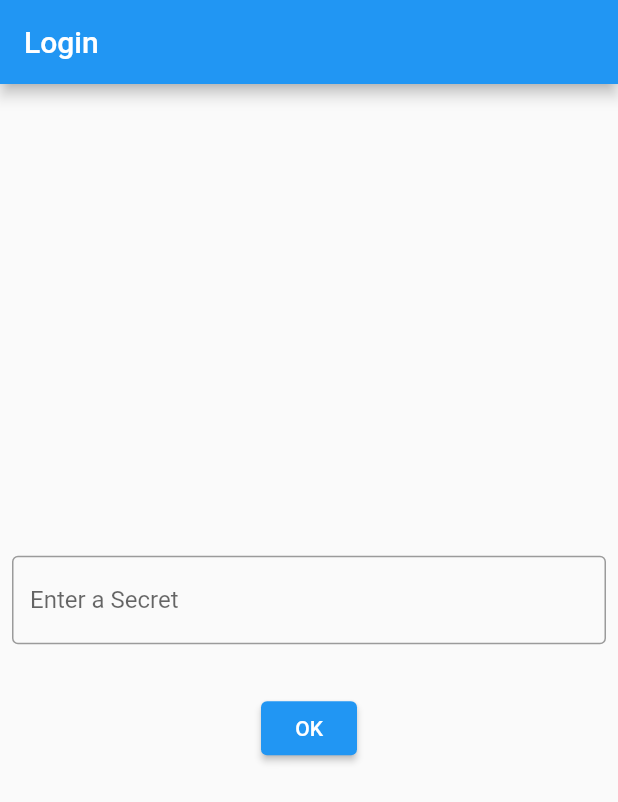
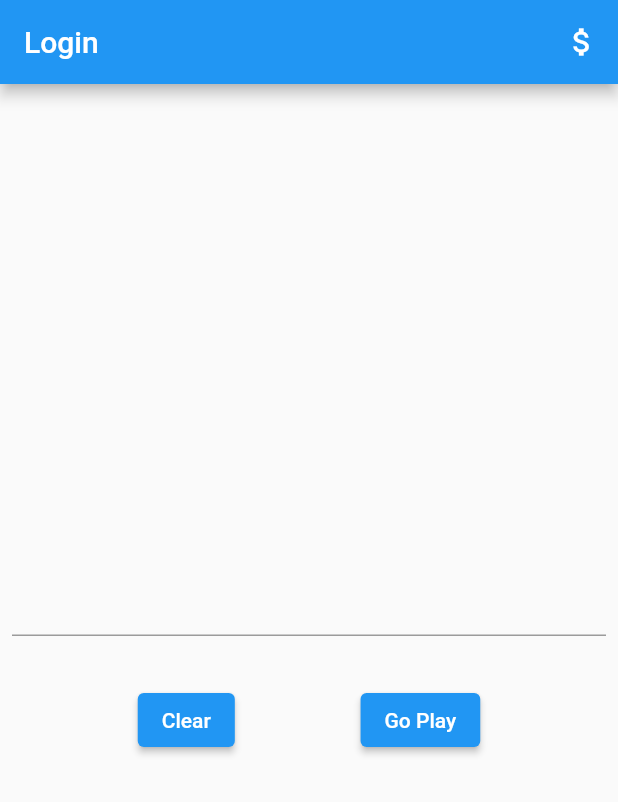
Before and after one commit to lostsquirrel/ai-g, a Flutter app: the screen it shows after launch, after a tap on "OK", on a phone screen of 412 x 824 dp. Shown: the top 802 px of the screen. Run offline on Flutter 3.47's test engine with Material 2 defaults, Android fonts, the phone set to English and light mode, and no system bars; our stand-ins replace cached_network_image, flutter_secure_storage.

Commit message:
add logo and split pages

```diff
--- a/lib/config.dart
+++ b/lib/config.dart
@@ -1,9 +1,11 @@
 import 'package:flutter_secure_storage/flutter_secure_storage.dart';
 
-const serverBase = "http://192.168.9.137:8888";
+// const serverBase = "http://192.168.9.137:8888";
+const serverBase = "https://g.shangao.tech:6443";
 const storage = FlutterSecureStorage();
 
 const tokenKey = 'token';
 Future<String?> getToken() => storage.read(key: tokenKey);
 Future<void> saveToken(String token) =>
     storage.write(key: tokenKey, value: token);
+Future<void> clearToken() => storage.delete(key: tokenKey);
--- a/lib/login.dart
+++ b/lib/login.dart
@@ -1,6 +1,7 @@
 import 'package:aig/config.dart';
 import 'package:flutter/material.dart';
 
+import 'donate.dart';
 import 'generator.dart';
 
 class Login extends StatefulWidget {
@@ -13,30 +14,82 @@ class Login extends StatefulWidget {
 
 class _LoginState extends State<Login> {
   bool isLoggedIn = false;
+  String _token = '';
 
   @override
   Widget build(BuildContext context) {
     TextEditingController controller = TextEditingController();
 
+    return Scaffold(
+        appBar: AppBar(
+          title: const Text("Login"),
+          actions: [
+            IconButton(
+                icon: const Icon(Icons.attach_money),
+                onPressed: () =>
+                    Navigator.of(context).pushNamed(Donate.routeName))
+          ],
+        ),
+        body: _build(controller));
+  }
+
+  void checkToken() {
     getToken().then((token) {
       if (token != null) {
         setState(() {
           isLoggedIn = true;
+          _token = token;
         });
       }
     });
-
-    return isLoggedIn
-        ? const Generator()
-        : Scaffold(
-            appBar: AppBar(
-              title: const Text("Login"),
-            ),
-            body: _build(controller));
   }
 
   Widget _build(TextEditingController controller) {
-    var children = <Widget>[
+    var children = <Widget>[];
+    controller.text = _token;
+    if (isLoggedIn) {
+      children = <Widget>[
+        Padding(
+          padding: const EdgeInsets.symmetric(horizontal: 8, vertical: 16),
+          child: TextField(
+            // decoration: const InputDecoration(
+            //   // border: OutlineInputBorder(color: Colors.grey),
+            //   hintText: '',
+            // ),
+            controller: controller,
+            readOnly: true,
+          ),
+        ),
+        Padding(
+          padding: const EdgeInsets.symmetric(horizontal: 8, vertical: 16),
+          child: Row(
+            mainAxisAlignment: MainAxisAlignment.center,
+            children: [
+              Spacer(),
+              ElevatedButton(
+                child: const Text('Clear'),
+                onPressed: () async {
+                  await clearToken();
+                  setState(() {
+                    isLoggedIn = false;
+                    _token = '';
+                  });
+                },
+              ),
+              Spacer(),
+              ElevatedButton(
+                child: const Text('Go Play'),
+                onPressed: () {
+                  Navigator.of(context).pushNamed(Generator.routeName);
+                },
+              ),
+              Spacer(),
+            ],
+          ),
+        ),
+      ];
+    } else {
+      children = <Widget>[
         Padding(
           padding: const EdgeInsets.symmetric(horizontal: 8, vertical: 16),
           child: TextField(
@@ -53,10 +106,12 @@ class _LoginState extends State<Login> {
             child: const Text('OK'),
             onPressed: () async {
               await saveToken(controller.text);
+              checkToken();
             },
           ),
         ),
       ];
+    }
 
     return Center(
       child: Column(
--- a/lib/main.dart
+++ b/lib/main.dart
@@ -1,6 +1,7 @@
 import 'package:aig/generator.dart';
 import 'package:flutter/material.dart';
 
+import 'donate.dart';
 import 'login.dart';
 
 void main() {
@@ -21,6 +22,7 @@ class MyApp extends StatelessWidget {
       routes: {
         Login.routeName: (context) => const Login(),
         Generator.routeName: (context) => const Generator(),
+        Donate.routeName: (context) => const Donate(),
       },
     );
   }
--- a/pubspec.yaml
+++ b/pubspec.yaml
@@ -62,8 +62,8 @@ flutter:
   uses-material-design: true
 
   # To add assets to your application, add an assets section, like this:
-  # assets:
-  #   - images/a_dot_burr.jpeg
+  assets:
+    - images/ali.jpg
   #   - images/a_dot_ham.jpeg
 
   # An image asset can refer to one or more resolution-specific "variants", see
```
Also changed, not shown: lib/donate.dart (added, +14 -0 lines), lib/generator.dart (+22 -14 lines), images/ali.jpg (added), 8 other files. Lines whose indentation alone changed are shown as unchanged.
